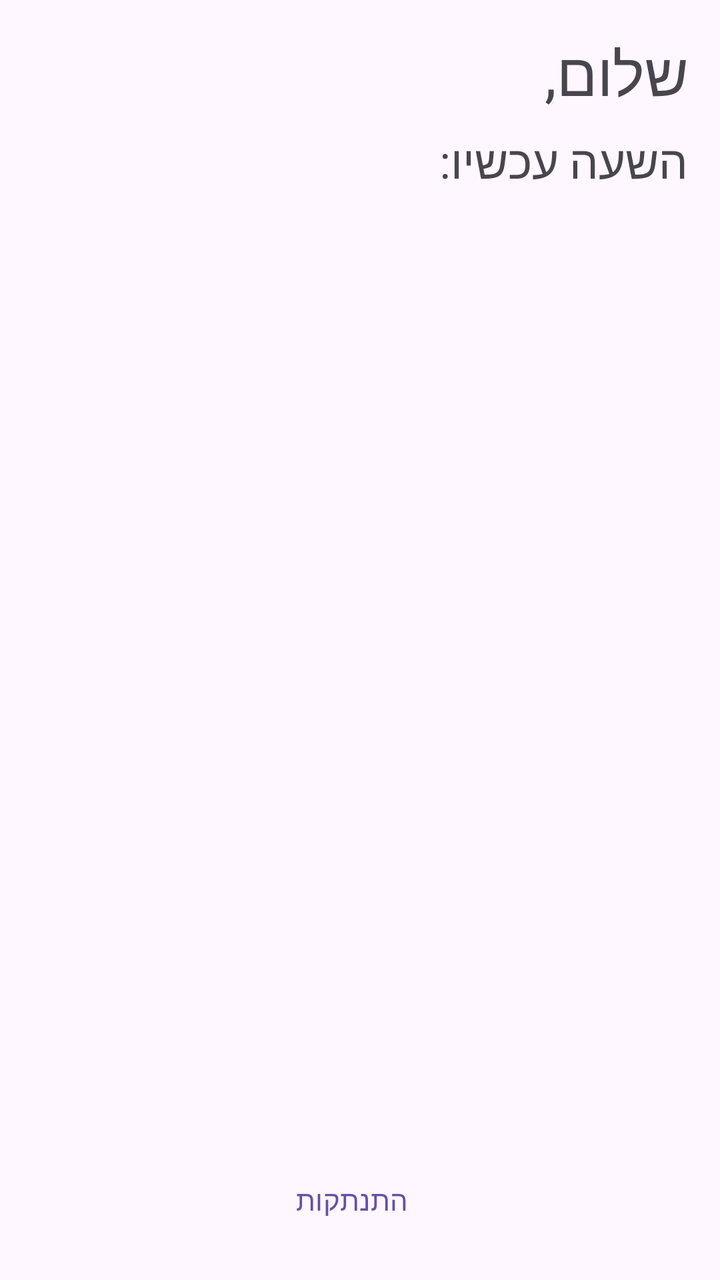
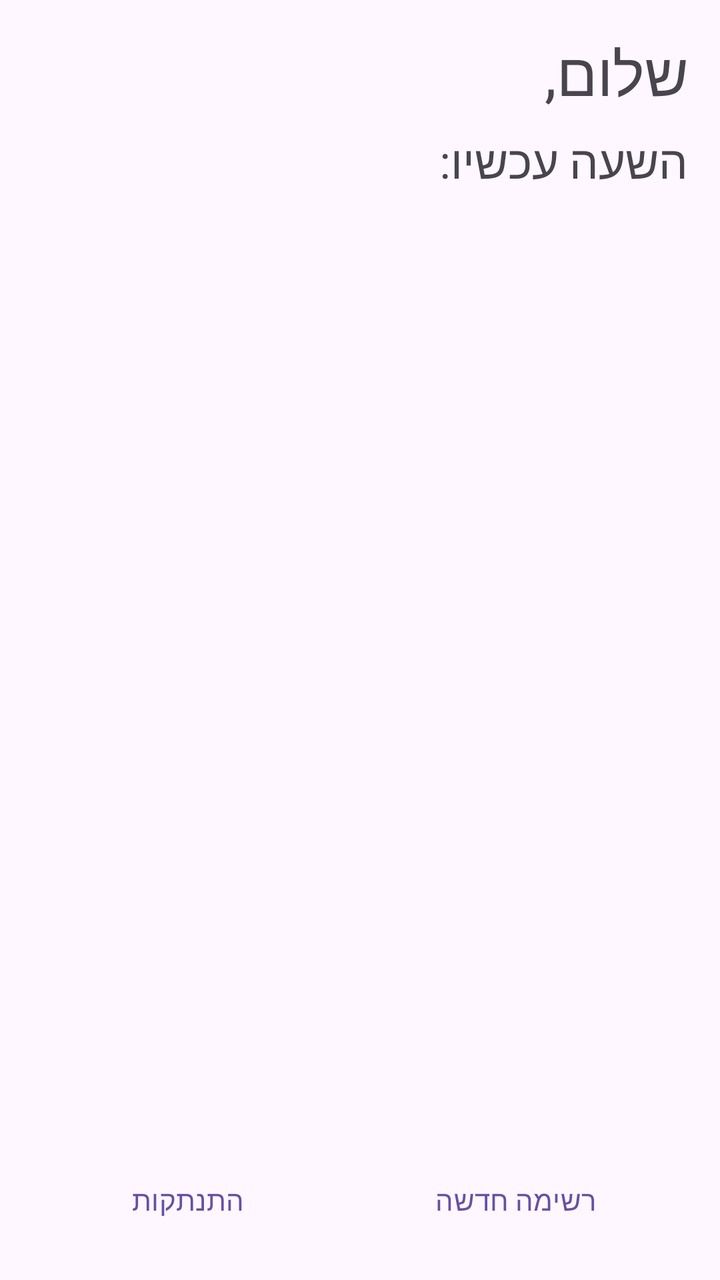

An Android layout rendered at two revisions. The XML below is the earlier revision; the diff shows what the commit changed to produce the second picture.
<!-- AndroidManifest.xml: application theme Theme.MyApplication -->
<!-- res/layout/activity_home.xml -->
<?xml version="1.0" encoding="utf-8"?>
<LinearLayout xmlns:android="http://schemas.android.com/apk/res/android"
    android:id="@+id/main"
    android:layout_width="match_parent"
    android:layout_height="match_parent"
    android:orientation="vertical"
    android:padding="16dp"
    android:layoutDirection="rtl">

    <TextView
        android:id="@+id/tvHello"
        android:layout_width="match_parent"
        android:layout_height="wrap_content"
        android:layout_marginBottom="8dp"
        android:text="@string/hello"
        android:textSize="30sp" />

    <TextView
        android:id="@+id/tvTime"
        android:layout_width="match_parent"
        android:layout_height="wrap_content"
        android:layout_marginBottom="16dp"
        android:text="@string/hour_currently"
        android:textSize="23sp" />

    
    <FrameLayout
        android:layout_width="match_parent"
        android:layout_height="0dp"
        android:layout_weight="1">

        <ListView
            android:id="@+id/lvTasks"
            android:layout_width="match_parent"
            android:layout_height="match_parent" />

        <TextView
            android:id="@+id/tvEmpty"
            android:layout_width="wrap_content"
            android:layout_height="wrap_content"
            android:layout_gravity="center"
            android:text="@string/nothing_to_show"
            android:textSize="18sp"
            android:visibility="gone" />
    </FrameLayout>

    <LinearLayout
        style="?android:attr/buttonBarStyle"
        android:layout_width="match_parent"
        android:layout_height="wrap_content"
        android:gravity="center_vertical"
        android:orientation="horizontal">
        <Button
            android:id="@+id/btnLogout"
            style="?android:attr/buttonBarButtonStyle"
            android:layout_width="0dp"
            android:layout_height="wrap_content"
            android:layout_weight="1"
            android:minHeight="48dp"
            android:text="התנתקות" />
    </LinearLayout>
</LinearLayout>
<!-- resources referenced by this layout -->
<resources>
  <string name="hello">שלום,</string>
  <string name="hour_currently">השעה עכשיו:</string>
  <string name="nothing_to_show">אין משימות להצגה</string>
  <style name="Theme.MyApplication" parent="Base.Theme.MyApplication" />
  <style name="Base.Theme.MyApplication" parent="Theme.Material3.DayNight.NoActionBar">
          
          
      </style>
</resources>

<!-- the commit's change to res/layout/activity_home.xml (unified diff, before → after) -->
@@ -43,13 +43,20 @@
             android:textSize="18sp"
             android:visibility="gone" />
     </FrameLayout>
-
     <LinearLayout
         style="?android:attr/buttonBarStyle"
         android:layout_width="match_parent"
         android:layout_height="wrap_content"
         android:gravity="center_vertical"
         android:orientation="horizontal">
+        <Button
+            android:id="@+id/btnAddList"
+            style="?android:attr/buttonBarButtonStyle"
+            android:layout_width="0dp"
+            android:layout_height="wrap_content"
+            android:layout_weight="1"
+            android:minHeight="48dp"
+            android:text="רשימה חדשה" />
         <Button
             android:id="@+id/btnLogout"
             style="?android:attr/buttonBarButtonStyle"
